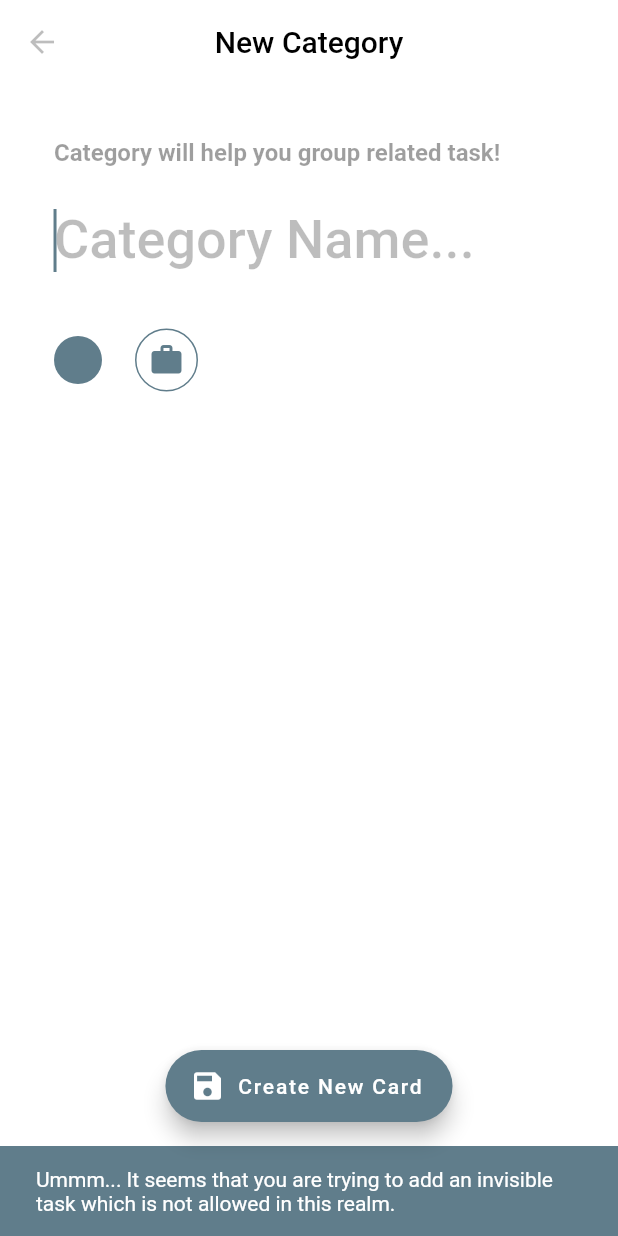
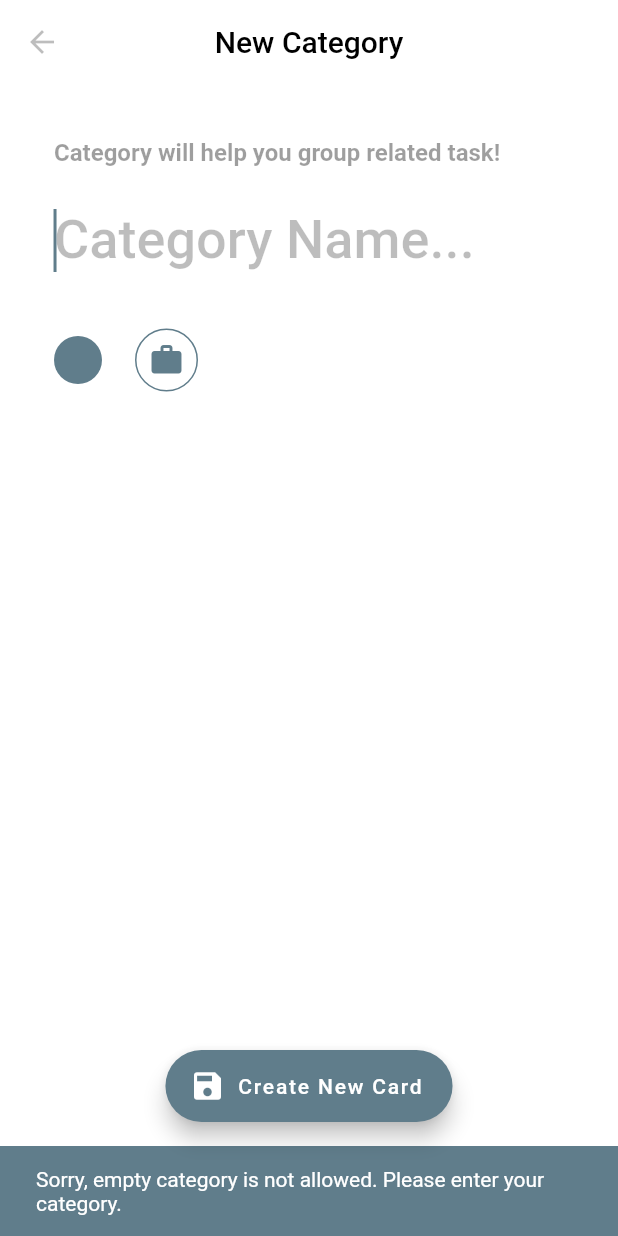
Before and after one commit to aisyahzck/work_it_project, a Flutter app: the AddTaskScreen screen opened directly, after a tap on "Create New Card", on a phone screen of 412 x 824 dp. Run offline on Flutter 3.47's test engine with Material 2 defaults, Android fonts, the phone set to English and light mode, and no system bars; our stand-ins replace firebase_auth, firebase_core, flutter_colorpicker, flutter_markdown, font_awesome_flutter, local_auth and 1 more; missing offline and left inert: firebase_admob, flutter_facebook_login; accounts and stored records are empty; generated files the repository leaves out were written again; project files that could hold a hidden picture were left out.

Commit message:
Update UI after adding Ads

```diff
--- a/lib/todo/homepage.dart
+++ b/lib/todo/homepage.dart
@@ -260,7 +260,7 @@ class _MyHomePageState extends State<MyHomePage>
                       ),
                     ),
                     Container(
-                      margin: EdgeInsets.only(bottom: 32.0),
+                      margin: EdgeInsets.only(bottom: 60.0),
                     ),
                   ],
                 ),
--- a/lib/todo/page/add_task_screen.dart
+++ b/lib/todo/page/add_task_screen.dart
@@ -118,7 +118,7 @@ class _AddTaskScreenState extends State<AddTaskScreen> {
                   if (newTask.isEmpty) {
                     final snackBar = SnackBar(
                       content: Text(
-                          'Ummm... It seems that you are trying to add an invisible task which is not allowed in this realm.'),
+                          'Sorry, empty category is not allowed. Please enter your category.'),
                       backgroundColor: taskColor,
                     );
                     Scaffold.of(context).showSnackBar(snackBar);
@@ -136,6 +136,7 @@ class _AddTaskScreenState extends State<AddTaskScreen> {
             },
           ),
         );
+
       },
     );
   }
--- a/lib/todo/page/add_todo_screen.dart
+++ b/lib/todo/page/add_todo_screen.dart
@@ -136,7 +136,7 @@ class _AddTodoScreenState extends State<AddTodoScreen> {
                   if (newTask.isEmpty) {
                     final snackBar = SnackBar(
                       content: Text(
-                          'Ummm... It seems that you are trying to add an invisible task which is not allowed in this realm.'),
+                          'Sorry, task cannot be empty. Please enter your task.'),
                       backgroundColor: _color,
                     );
                     Scaffold.of(context).showSnackBar(snackBar);
--- a/lib/todo/page/edit_task_screen.dart
+++ b/lib/todo/page/edit_task_screen.dart
@@ -68,7 +68,7 @@ class _EditCardScreenState extends State<EditTaskScreen> {
               crossAxisAlignment: CrossAxisAlignment.start,
               children: [
                 Text(
-                  'Category will help you group related task!',
+                  'Category will help you group related task.',
                   style: TextStyle(
                       color: Colors.black38,
                       fontWeight: FontWeight.w600,
@@ -130,7 +130,7 @@ class _EditCardScreenState extends State<EditTaskScreen> {
                   if (newTask.isEmpty) {
                     final snackBar = SnackBar(
                       content: Text(
-                          'Ummm... It seems that you are trying to add an invisible task which is not allowed in this realm.'),
+                          'Sorry, empty value is not allowed. Please enter value.'),
                       backgroundColor: taskColor,
                     );
                     Scaffold.of(context).showSnackBar(snackBar);
```
Also changed, not shown: lib/todo/page/detail_screen.dart (+13 -1 lines), 2 other files.
